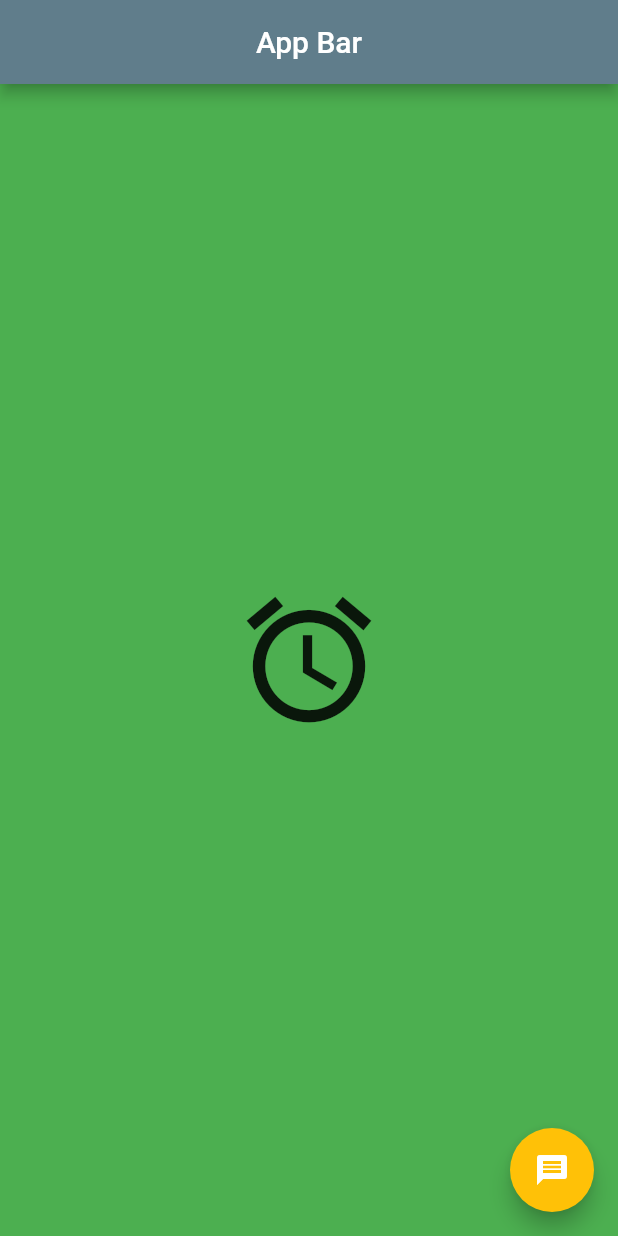
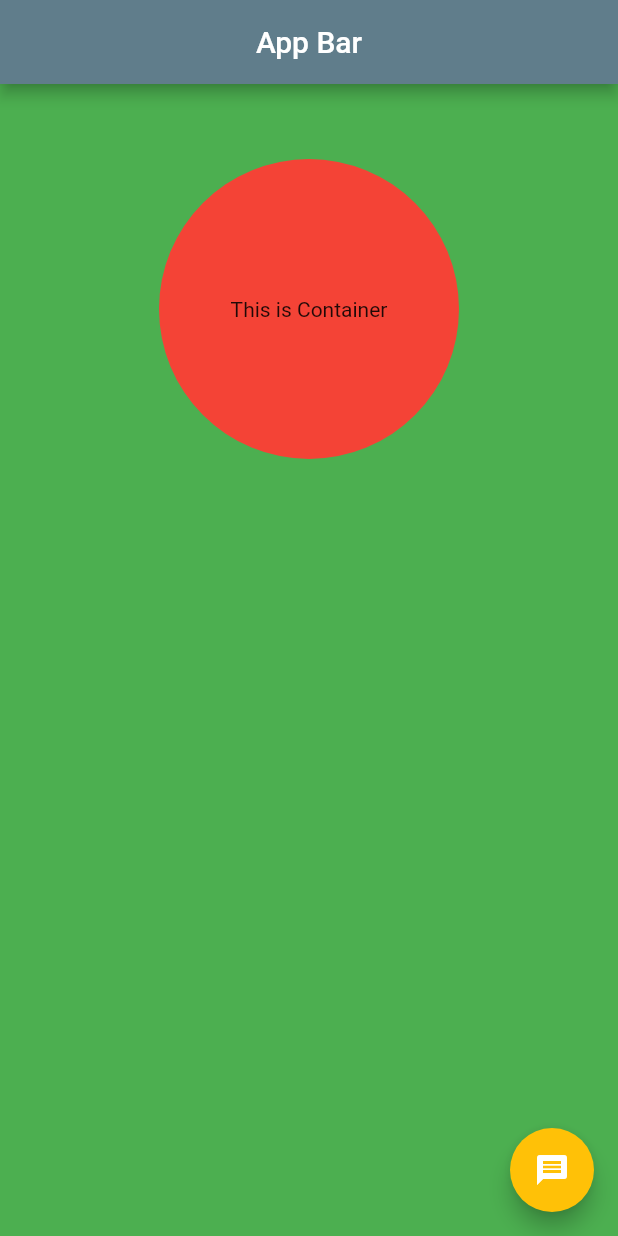
Before and after one commit to mdarafat1819/learn_flutter, a Flutter app: the screen it shows after launch, on a phone screen of 412 x 824 dp. Run offline on Flutter 3.47's test engine with Material 2 defaults, Android fonts, the light colour scheme and no system bars; missing offline and left inert: dart:js.

Commit message:
Container added

```diff
--- a/lib/main.dart
+++ b/lib/main.dart
@@ -16,10 +16,22 @@ class HomePage extends StatelessWidget {
           backgroundColor: Colors.blueGrey,
           title: Text("App Bar"),
           centerTitle: true),
-          body: Center(
-        //child: Image.asset("assets/images/flutter.jpeg", height: 250, width: 250),
-          child: Icon(Icons.alarm, size: 100),
-      ),
+          body:Container(
+            height: 300,
+            alignment: Alignment.center,
+            child:  Container(
+            child: Text("This is Container"),
+            alignment: Alignment.center,
+            width: 200,
+            height: 200,
+            padding: EdgeInsets.all(20),
+            decoration: BoxDecoration(
+              shape: BoxShape.circle,
+              color: Colors.red,
+            ),
+          ),
+
+          ),
       floatingActionButton: FloatingActionButton(
         hoverColor: Colors.green,
         backgroundColor: Colors.amber,
```
